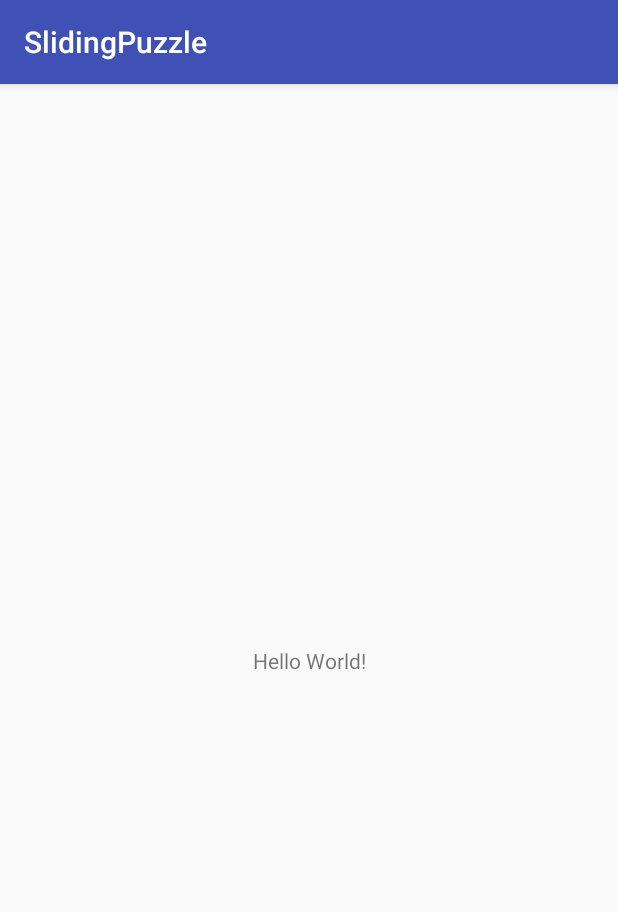
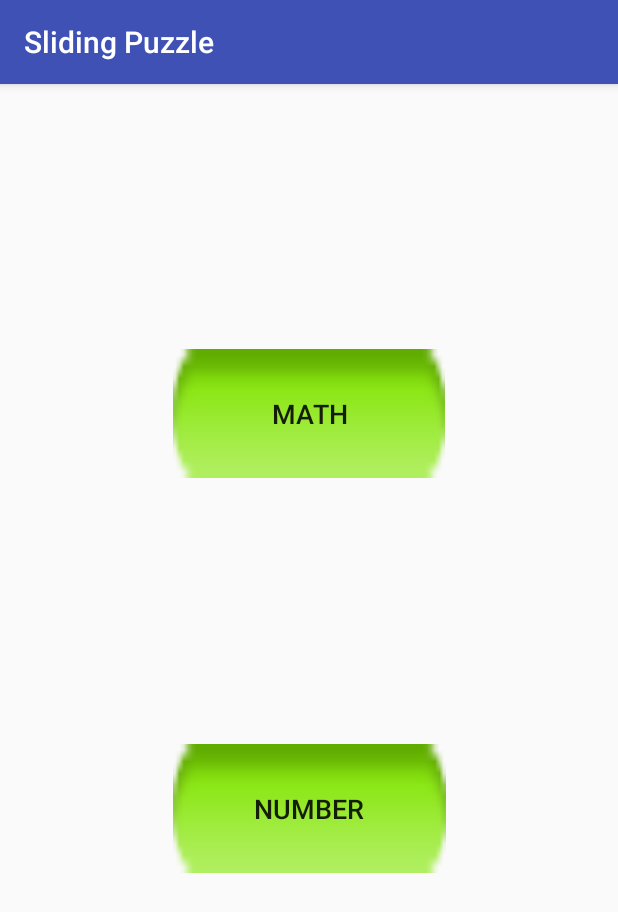
Before and after one commit to SongQian2016/SlidingPuzzle, an Android app: the screen it shows after launch (MainActivity), on a phone screen of 412 x 824 dp. Shown: the top 912 px of the screen. Run offline under Robolectric (Android 15) with nearby library versions, the phone set to English and light mode, and no system bars.

Commit message:
In main, add button click functions to two games. Add menu options in new acts.

```diff
--- a/app/src/main/AndroidManifest.xml
+++ b/app/src/main/AndroidManifest.xml
@@ -16,6 +16,10 @@
                 <category android:name="android.intent.category.LAUNCHER" />
             </intent-filter>
         </activity>
+        <activity android:name=".MathGameActivity" />
+        <activity android:name=".NumberGameActivity" />
+        <activity android:name=".MathModeSelectActivity" />
+        <activity android:name=".NunModeSelectActivity"></activity>
     </application>
 
 </manifest>
--- a/app/src/main/java/groupapp/cs/psu/slidingpuzzle/MainActivity.java
+++ b/app/src/main/java/groupapp/cs/psu/slidingpuzzle/MainActivity.java
@@ -1,13 +1,46 @@
 package groupapp.cs.psu.slidingpuzzle;
 
+import android.content.Intent;
+import android.os.Bundle;
 import android.support.v7.app.AppCompatActivity;
-import android.os.Bundle;
+import android.view.View;
+import android.widget.Button;
 
 public class MainActivity extends AppCompatActivity {
+
+    public Button numBtn, mathBtn;
 
     @Override
     protected void onCreate(Bundle savedInstanceState) {
         super.onCreate(savedInstanceState);
         setContentView(R.layout.activity_main);
+
+        numBtn = (Button) findViewById(R.id.numButton);
+
+        mathBtn = (Button) findViewById(R.id.mathButton);
+
+        numBtn.setOnClickListener(new View.OnClickListener() {
+            @Override
+            public void onClick(View v) {
+                openNumGame();
+            }
+
+            private void openNumGame() {
+                Intent intent = new Intent(MainActivity.this, NunModeSelectActivity.class);
+                startActivity(intent);
+            }
+        });
+        mathBtn.setOnClickListener(new View.OnClickListener() {
+            @Override
+            public void onClick(View v) {
+                openMathGameSelection();
+            }
+
+            private void openMathGameSelection() {
+                Intent intent = new Intent(MainActivity.this, MathModeSelectActivity.class);
+                startActivity(intent);
+            }
+        });
+
     }
 }
--- a/app/src/main/res/layout/activity_main.xml
+++ b/app/src/main/res/layout/activity_main.xml
@@ -2,17 +2,39 @@
 <android.support.constraint.ConstraintLayout xmlns:android="http://schemas.android.com/apk/res/android"
     xmlns:app="http://schemas.android.com/apk/res-auto"
     xmlns:tools="http://schemas.android.com/tools"
+    android:id="@+id/firstActivity"
     android:layout_width="match_parent"
     android:layout_height="match_parent"
     tools:context="groupapp.cs.psu.slidingpuzzle.MainActivity">
 
-    <TextView
-        android:layout_width="wrap_content"
-        android:layout_height="wrap_content"
-        android:text="Hello World!"
-        app:layout_constraintBottom_toBottomOf="parent"
-        app:layout_constraintLeft_toLeftOf="parent"
-        app:layout_constraintRight_toRightOf="parent"
+    <Button
+        android:id="@+id/mathButton"
+        android:layout_width="181dp"
+        android:layout_height="86dp"
+        android:layout_marginEnd="100dp"
+        android:layout_marginStart="100dp"
+        android:layout_marginTop="100dp"
+        android:background="@android:drawable/button_onoff_indicator_on"
+        android:text="Math"
+        android:textSize="18sp"
+        app:layout_constraintBottom_toTopOf="@+id/numButton"
+        app:layout_constraintEnd_toEndOf="parent"
+        app:layout_constraintStart_toStartOf="parent"
         app:layout_constraintTop_toTopOf="parent" />
 
+    <Button
+        android:id="@+id/numButton"
+        android:layout_width="182dp"
+        android:layout_height="86dp"
+        android:layout_marginBottom="165dp"
+        android:layout_marginEnd="100dp"
+        android:layout_marginStart="100dp"
+        android:layout_marginTop="100dp"
+        android:background="@android:drawable/button_onoff_indicator_on"
+        android:text="Number"
+        android:textSize="18sp"
+        app:layout_constraintBottom_toBottomOf="parent"
+        app:layout_constraintEnd_toEndOf="parent"
+        app:layout_constraintStart_toStartOf="parent"
+        app:layout_constraintTop_toBottomOf="@+id/mathButton" />
 </android.support.constraint.ConstraintLayout>
--- a/app/src/main/res/values/strings.xml
+++ b/app/src/main/res/values/strings.xml
@@ -1,3 +1,4 @@
 <resources>
-    <string name="app_name">SlidingPuzzle</string>
+    <string name="app_name">Sliding Puzzle</string>
+    <string name="password">password</string>
 </resources>
```
Also changed, not shown: app/src/main/java/groupapp/cs/psu/slidingpuzzle/MathGameActivity.java (added, +25 -0 lines), app/src/main/java/groupapp/cs/psu/slidingpuzzle/MathModeSelectActivity.java (added, +29 -0 lines), app/src/main/java/groupapp/cs/psu/slidingpuzzle/NumberGameActivity.java (added, +15 -0 lines), app/src/main/java/groupapp/cs/psu/slidingpuzzle/NunModeSelectActivity.java (added, +24 -0 lines), app/src/main/res/layout/activity_math_game.xml (added, +10 -0 lines), app/src/main/res/layout/activity_math_mode_select.xml (added, +64 -0 lines), app/src/main/res/layout/activity_number_game.xml (added, +10 -0 lines), app/src/main/res/layout/activity_nun_mode_select.xml (added, +42 -0 lines), app/src/main/res/menu/menu_options.xml (added, +12 -0 lines), app/src/main/res/menu/play_options.xml (added, +14 -0 lines).
